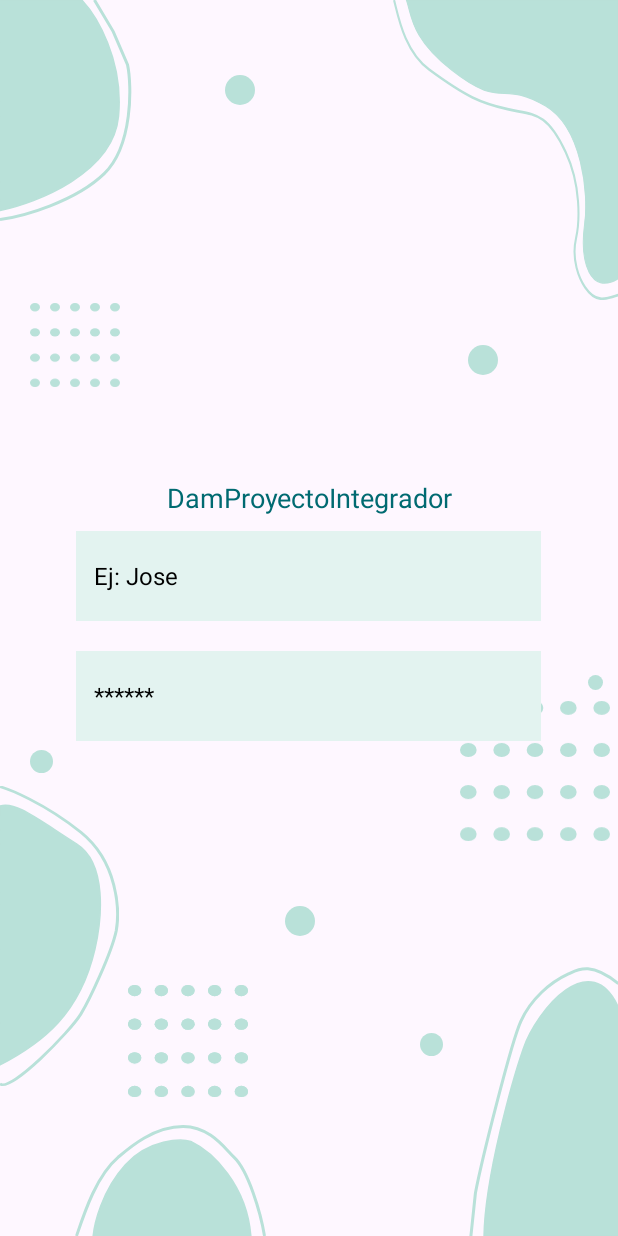
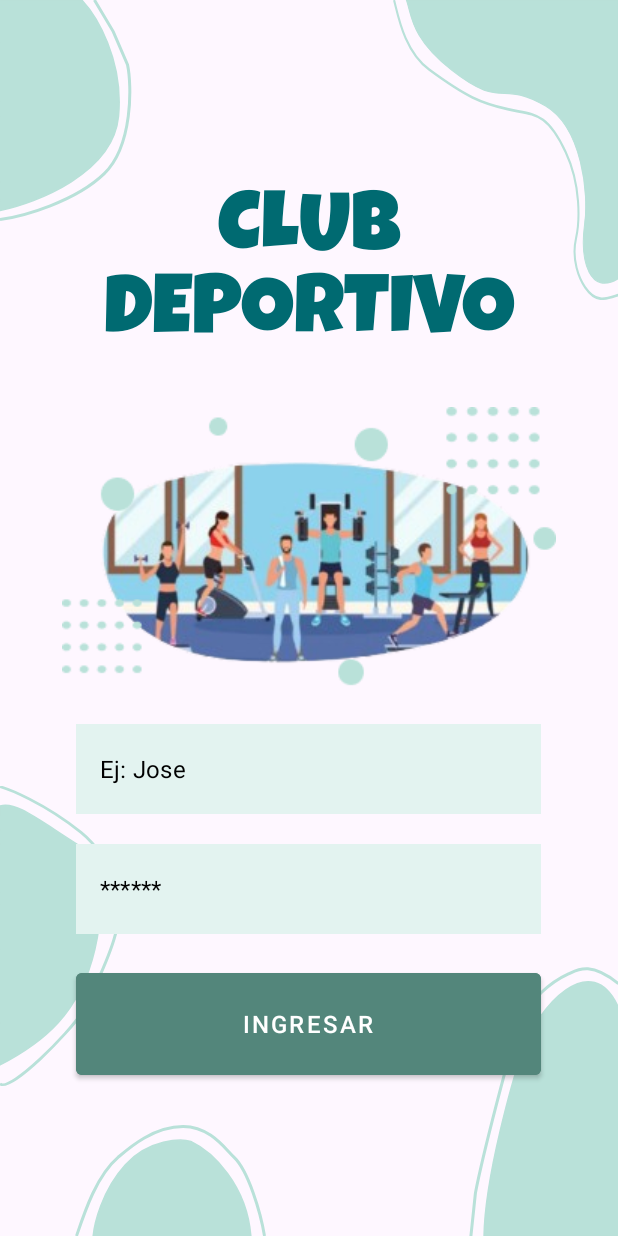
Before and after one commit to fazcue/DamProyectoIntegrador, an Android app: the screen it shows after launch (MainActivity), on a phone screen of 412 x 824 dp. Run offline under Robolectric (Android 15) with nearby library versions, the phone set to English and light mode, and no system bars.

Commit message:
Update main activity design
Add lukiestGuy font, main image, button and update styles and strings.

```diff
--- a/app/src/main/res/layout/activity_main.xml
+++ b/app/src/main/res/layout/activity_main.xml
@@ -1,9 +1,10 @@
 <FrameLayout xmlns:android="http://schemas.android.com/apk/res/android"
+    xmlns:app="http://schemas.android.com/apk/res-auto"
     android:layout_width="match_parent"
     android:layout_height="match_parent"
     android:orientation="vertical">
 
-    <include layout="@layout/main_base" />
+    <include layout="@layout/base" />
 
     <LinearLayout
         android:layout_width="match_parent"
@@ -12,28 +13,36 @@
         android:gravity="center">
 
         <TextView
+            style="@style/TitleStyle"
+            android:text="@string/app_name" />
+
+        <ImageView
+            android:id="@+id/imageView"
             android:layout_width="match_parent"
             android:layout_height="wrap_content"
-            android:padding="10dp"
-            android:text="@string/app_name"
-            android:textColor="@color/colorTitle"
-            android:textSize="18sp"
-            android:gravity="center"/>
+            app:srcCompat="@drawable/main_logo"
+            android:contentDescription="@string/main_logo"
+            android:layout_marginVertical="20dp"/>
 
         <EditText
             style="@style/EditTextStyle"
-            android:id="@+id/username"
+            android:id="@+id/et_username"
             android:autofillHints=""
             android:hint="@string/username"
             android:inputType="text" />
 
         <EditText
             style="@style/EditTextStyle"
-            android:id="@+id/password"
+            android:id="@+id/et_password"
             android:autofillHints=""
             android:hint="@string/password"
             android:inputType="textPassword" />
 
+        <Button
+            style="@style/ButtonStyle"
+            android:id="@+id/btn_login"
+            android:text="@string/login" />
+
     </LinearLayout>
 
 </FrameLayout>
--- a/app/src/main/res/values/strings.xml
+++ b/app/src/main/res/values/strings.xml
@@ -1,7 +1,9 @@
 <resources>
-    <string name="app_name">DamProyectoIntegrador</string>
+    <string name="app_name">CLUB DEPORTIVO</string>
     <string name="stain">stain</string>
     <string name="circle">circle</string>
     <string name="username">Ej: Jose</string>
     <string name="password">******</string>
+    <string name="login">Ingresar</string>
+    <string name="main_logo">main logo</string>
 </resources>
--- a/app/src/main/res/values/styles.xml
+++ b/app/src/main/res/values/styles.xml
@@ -1,10 +1,18 @@
 <?xml version="1.0" encoding="utf-8"?>
 <resources>
-    <style name="EditTextStyle" parent="Widget.AppCompat.EditText">
+    <style name="TitleStyle" parent="Widget.AppCompat.TextView">
+        <item name="android:layout_width">match_parent</item>
+        <item name="android:layout_height">wrap_content</item>
+        <item name="android:gravity">center</item>
+        <item name="android:fontFamily">@font/lukiest_guy</item>
+        <item name="android:textColor">@color/colorTitle</item>
+        <item name="android:textSize">55sp</item>
+        <item name="android:padding">10dp</item>
+    </style>
+
+    <style name="EditTextStyle" parent="Widget.MaterialComponents.TextInputEditText.OutlinedBox">
         <item name="android:layout_width">310dp</item>
         <item name="android:layout_height">60dp</item>
-        <item name="android:layout_marginStart">30dp</item>
-        <item name="android:layout_marginEnd">30dp</item>
         <item name="android:layout_marginBottom">20dp</item>
         <item name="android:padding">12dp</item>
         <item name="android:background">@color/colorSecondaryLight</item>
@@ -13,4 +21,12 @@
         <item name="android:textColor">@color/colorFormText</item>
         <item name="android:textColorHint">@color/colorFormText</item>
     </style>
+
+    <style name="ButtonStyle" parent="Widget.MaterialComponents.Button">
+        <item name="android:layout_width">310dp</item>
+        <item name="android:layout_height">80dp</item>
+        <item name="android:backgroundTint">@color/colorPrimary</item>
+        <item name="android:textSize">16sp</item>
+        <item name="android:textColor">@color/colorButtonText</item>
+    </style>
 </resources>
```
Also changed, not shown: app/src/main/res/drawable/main_logo.png (added), app/src/main/res/font/lukiest_guy.ttf (added).
